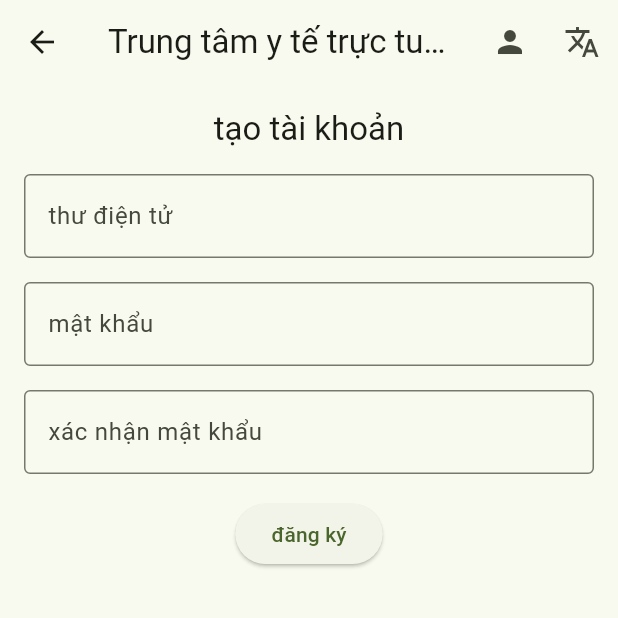
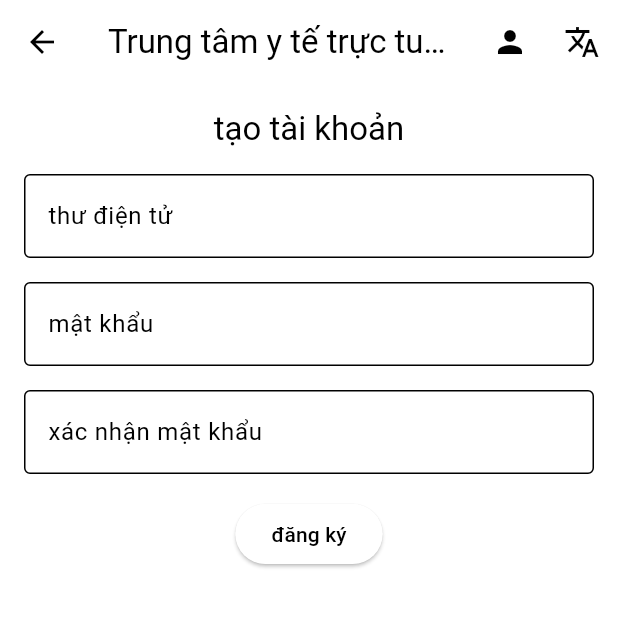
Before and after one commit to DartViet/vinamed2, a Flutter app: the screen it shows after launch, after a tap on "đăng ký", on a phone screen of 412 x 824 dp, the top half of it. Run offline on Flutter 3.47's test engine with Material 3 defaults, Android fonts, the phone set to English and light mode, and no system bars; our stand-ins replace pocketbase; missing offline and left inert: mobile_scanner.

```diff
--- a/lib/goodies/language_service.dart
+++ b/lib/goodies/language_service.dart
@@ -10,86 +10,55 @@ class LanguageService extends ChangeNotifier implements BaseModel {
     return _instance!;
   }
 
-  String _homePage = "";
-  String _userInfo = "";
-  String _healthRecord = "";
-  String _staff = "";
-  String _admin = "";
-  String _login = "";
-  String _logout = "";
-  String _email = "";
-  String _password = "";
-  String _signup = "";
-  String _signin = "";
-  String _forgotPassword = "";
-  String _passwordNotCorrect = "";
-  String _welcome = "";
-  String _usernameNotValid = "";
-  String _confirmPassword = '';
-  String _signUp = '';
-  String _signupCreateAccount = '';
-  String _emailNotValid = '';
-  String _passwordNotValid = '';
-  String _confirmPasswordNotValid = '';
-  String _close = '';
-  String _userAccountCreated = '';
-  String _fullName = '';
-  String _cccdNumber = '';
-  String _phoneNumber = '';
-  String _address = '';
-  String _cmndNumber = '';
-  String _dateOfBirth = '';
-  String _dateOfIssue = '';
-  String _placeOfIssue = '';
-  String _gender = '';
-  String _userInfoTitle = '';
-  String _male = '';
-  String _female = '';
-  String _selecteDate = '';
-  String _title = "";
-  String _userInfoScanIDQRCode = '';
-  String _qrscanScanning = '';
-
-  String get homePage => _homePage;
-  String get userInfo => _userInfo;
-  String get healthRecord => _healthRecord;
-  String get staff => _staff;
-  String get admin => _admin;
-  String get login => _login;
-  String get logout => _logout;
-  String get email => _email;
-  String get password => _password;
-  String get signup => _signup;
-  String get signin => _signin;
-  String get forgotPassword => _forgotPassword;
-  String get passwordNotCorrect => _passwordNotCorrect;
-  String get welcome => _welcome;
-  String get usernameNotValid => _usernameNotValid;
-  String get confirmPassword => _confirmPassword;
-  String get signUp => _signUp;
-  String get signupCreateAccount => _signupCreateAccount;
-  String get emailNotValid => _emailNotValid;
-  String get passwordNotValid => _passwordNotValid;
-  String get confirmPasswordNotValid => _confirmPasswordNotValid;
-  String get close => _close;
-  String get userAccountCreated => _userAccountCreated;
-
-  String get fullName => _fullName;
-  String get cccdNumber => _cccdNumber;
-  String get phoneNumber => _phoneNumber;
-  String get address => _address;
-  String get cmndNumber => _cmndNumber;
-  String get dateOfBirth => _dateOfBirth;
-  String get dateOfIssue => _dateOfIssue;
-  String get placeOfIssue => _placeOfIssue;
-  String get gender => _gender;
-  String get userInfoTitle => _userInfoTitle;
-  String get male => _male;
-  String get female => _female;
-  String get selecteDate => _selecteDate;
-  String get title => _title;
-  String get userInfoScanIDQRCode => _userInfoScanIDQRCode;
-  String get qrscanScanning => _qrscanScanning;
+  String homePage = "";
+  String userInfo = "";
+  String healthRecord = "";
+  String staff = "";
+  String admin = "";
+  String login = "";
+  String logout = "";
+  String email = "";
+  String password = "";
+  String signup = "";
+  String signin = "";
+  String forgotPassword = "";
+  String passwordNotCorrect = "";
+  String welcome = "";
+  String usernameNotValid = "";
+  String confirmPassword = '';
+  String signUp = '';
+  String signupCreateAccount = '';
+  String emailNotValid = '';
+  String passwordNotValid = '';
+  String confirmPasswordNotValid = '';
+  String close = '';
+  String userAccountCreated = '';
+  String fullName = '';
+  String cccdNumber = '';
+  String phoneNumber = '';
+  String address = '';
+  String cmndNumber = '';
+  String dateOfBirth = '';
+  String dateOfIssue = '';
+  String placeOfIssue = '';
+  String gender = '';
+  String userInfoTitle = '';
+  String male = '';
+  String female = '';
+  String selecteDate = '';
+  String title = "";
+  String userInfoScanIDQRCode = '';
+  String qrscanScanning = '';
+  String userInfoFullNameNotValid = '';
+  String userInfoPhoneNumberNotValid = '';
+  String userInfoAddressNotValid = '';
+  String userInfoDateOfBirthNotValid = '';
+  String userInfoDateIssuedNotValid = '';
+  String userInfoPlaceIssuedNotValid = '';
+  String userInfoCCCDNotValid = '';
+  String userInfoCMNDNotValid = '';
+  String save = '';
+  String saveSuccess = '';
 
   @override
   Future<void> changeLang(String lang) {
@@ -103,86 +72,109 @@ class LanguageService extends ChangeNotifier implements BaseModel {
   }
 
   Future<void> _changeLang(String lang) async {
-    // This method should be implemented to change the language strings
-    // For example, you can fetch the strings from a localization file or service
-    _userInfo = await LangUtility.getString(LangVar.userInfo, lang);
-    _healthRecord = await LangUtility.getString(LangVar.healthRecord, lang);
-    _staff = await LangUtility.getString(LangVar.staff, lang);
-    _admin = await LangUtility.getString(LangVar.admin, lang);
-    _homePage = await LangUtility.getString(LangVar.homePage, lang);
-    _login = await LangUtility.getString(LangVar.commonLogin, lang);
-    _logout = await LangUtility.getString(LangVar.commonLogout, lang);
-    _email = await LangUtility.getString(LangVar.email, lang);
-    _password = await LangUtility.getString(LangVar.password, lang);
-    _signup = await LangUtility.getString(LangVar.signUp, lang);
-    _signin = await LangUtility.getString(LangVar.signIn, lang);
-    _forgotPassword = await LangUtility.getString(LangVar.forgotPassword, lang);
-    _passwordNotCorrect = await LangUtility.getString(
+    userInfo = await LangUtility.getString(LangVar.userInfo, lang);
+    healthRecord = await LangUtility.getString(LangVar.healthRecord, lang);
+    staff = await LangUtility.getString(LangVar.staff, lang);
+    admin = await LangUtility.getString(LangVar.admin, lang);
+    homePage = await LangUtility.getString(LangVar.homePage, lang);
+    login = await LangUtility.getString(LangVar.commonLogin, lang);
+    logout = await LangUtility.getString(LangVar.commonLogout, lang);
+    email = await LangUtility.getString(LangVar.email, lang);
+    password = await LangUtility.getString(LangVar.password, lang);
+    signup = await LangUtility.getString(LangVar.signUp, lang);
+    signin = await LangUtility.getString(LangVar.signIn, lang);
+    forgotPassword = await LangUtility.getString(LangVar.forgotPassword, lang);
+    passwordNotCorrect = await LangUtility.getString(
       LangVar.passwordNotCorrect,
       lang,
     );
-    _welcome = await LangUtility.getString(LangVar.signinpageWelcome, lang);
-    _usernameNotValid = await LangUtility.getString(
-      LangVar.emailNotValid,
-      lang,
-    );
-    _signUp = await LangUtility.getString(LangVar.signUp, lang);
-    _signupCreateAccount = await LangUtility.getString(
+    welcome = await LangUtility.getString(LangVar.signinpageWelcome, lang);
+    usernameNotValid = await LangUtility.getString(LangVar.emailNotValid, lang);
+    signUp = await LangUtility.getString(LangVar.signUp, lang);
+    signupCreateAccount = await LangUtility.getString(
       LangVar.signupCreateAccount,
       lang,
     );
-    _confirmPassword = await LangUtility.getString(
+    confirmPassword = await LangUtility.getString(
       LangVar.signupConfirmPassword,
       lang,
     );
-    _emailNotValid = await LangUtility.getString(LangVar.emailNotValid, lang);
-    _passwordNotValid = await LangUtility.getString(
+    emailNotValid = await LangUtility.getString(LangVar.emailNotValid, lang);
+    passwordNotValid = await LangUtility.getString(
       LangVar.passwordNotValid,
       lang,
     );
-    _confirmPasswordNotValid = await LangUtility.getString(
+    confirmPasswordNotValid = await LangUtility.getString(
       LangVar.confirmPasswordNotValid,
       lang,
     );
-    _close = await LangUtility.getString(LangVar.close, lang);
-    _userAccountCreated = await LangUtility.getString(
+    close = await LangUtility.getString(LangVar.close, lang);
+    userAccountCreated = await LangUtility.getString(
       LangVar.userAccountCreated,
       lang,
     );
-    _fullName = await LangUtility.getString(LangVar.userInfoFullName, lang);
-    _cccdNumber = await LangUtility.getString(LangVar.userInfoCCCD, lang);
-    _phoneNumber = await LangUtility.getString(
+    fullName = await LangUtility.getString(LangVar.userInfoFullName, lang);
+    cccdNumber = await LangUtility.getString(LangVar.userInfoCCCD, lang);
+    phoneNumber = await LangUtility.getString(
       LangVar.userInfoPhoneNumber,
       lang,
     );
-    _address = await LangUtility.getString(LangVar.userInfoAddress, lang);
-    _cmndNumber = await LangUtility.getString(LangVar.userInfoCMND, lang);
-    _dateOfBirth = await LangUtility.getString(
+    address = await LangUtility.getString(LangVar.userInfoAddress, lang);
+    cmndNumber = await LangUtility.getString(LangVar.userInfoCMND, lang);
+    dateOfBirth = await LangUtility.getString(
       LangVar.userInfoDateOfBirth,
       lang,
     );
-    _dateOfIssue = await LangUtility.getString(
-      LangVar.userInfoDateIssued,
-      lang,
-    );
-    _placeOfIssue = await LangUtility.getString(
+    dateOfIssue = await LangUtility.getString(LangVar.userInfoDateIssued, lang);
+    placeOfIssue = await LangUtility.getString(
       LangVar.userInfoPlaceIssued,
       lang,
     );
-    _gender = await LangUtility.getString(LangVar.userInfoGender, lang);
-    _userInfoTitle = await LangUtility.getString(LangVar.userInfo, lang);
-    _male = await LangUtility.getString(LangVar.male, lang);
-    _female = await LangUtility.getString(LangVar.female, lang);
-    _selecteDate = await LangUtility.getString(
-      LangVar.userInfoSelectDate,
-      lang,
-    );
-    _title = await LangUtility.getString(LangVar.homePage, lang);
-    _userInfoScanIDQRCode = await LangUtility.getString(
+    gender = await LangUtility.getString(LangVar.userInfoGender, lang);
+    userInfoTitle = await LangUtility.getString(LangVar.userInfo, lang);
+    male = await LangUtility.getString(LangVar.male, lang);
+    female = await LangUtility.getString(LangVar.female, lang);
+    selecteDate = await LangUtility.getString(LangVar.userInfoSelectDate, lang);
+    title = await LangUtility.getString(LangVar.homePage, lang);
+    userInfoScanIDQRCode = await LangUtility.getString(
       LangVar.userInfoScanIDQRCode,
       lang,
     );
-    _qrscanScanning = await LangUtility.getString(LangVar.qrscanScanning, lang);
+    qrscanScanning = await LangUtility.getString(LangVar.qrscanScanning, lang);
+    userInfoFullNameNotValid = await LangUtility.getString(
+      LangVar.userInfoFullNameNotValid,
+      lang,
+    );
+    userInfoPhoneNumberNotValid = await LangUtility.getString(
+      LangVar.userInfoPhoneNumberNotValid,
+      lang,
+    );
+    userInfoAddressNotValid = await LangUtility.getString(
+      LangVar.userInfoAddressNotValid,
+      lang,
+    );
+    userInfoDateOfBirthNotValid = await LangUtility.getString(
+      LangVar.userInfoDateOfBirthNotValid,
+      lang,
+    );
+    userInfoDateIssuedNotValid = await LangUtility.getString(
+      LangVar.userInfoDateIssuedNotValid,
+      lang,
+    );
+    userInfoPlaceIssuedNotValid = await LangUtility.getString(
+      LangVar.userInfoPlaceIssuedNotValid,
+      lang,
+    );
+    userInfoCCCDNotValid = await LangUtility.getString(
+      LangVar.userInfoCCCDNotValid,
+      lang,
+    );
+    userInfoCMNDNotValid = await LangUtility.getString(
+      LangVar.userInfoCMNDNotValid,
+      lang,
+    );
+    save = await LangUtility.getString(LangVar.save, lang);
+    saveSuccess = await LangUtility.getString(LangVar.saveSuccess, lang);
 
     notifyListeners();
   }
--- a/lib/l10n/langvar.dart
+++ b/lib/l10n/langvar.dart
@@ -77,4 +77,17 @@ class LangVar {
   static const String userInfoSelectDate = "userInfoSelectDate";
   static const String userInfoScanIDQRCode = "userInfoScanIDQRCode";
   static const String qrscanScanning = "qrscanScanning";
+  static const String userInfoFullNameNotValid = "userInfoFullNameNotValid";
+  static const String userInfoPhoneNumberNotValid =
+      "userInfoPhoneNumberNotValid";
+  static const String userInfoAddressNotValid = "userInfoAddressNotValid";
+  static const String userInfoDateOfBirthNotValid =
+      "userInfoDateOfBirthNotValid";
+  static const String userInfoDateIssuedNotValid = "userInfoDateIssuedNotValid";
+  static const String userInfoPlaceIssuedNotValid =
+      "userInfoPlaceIssuedNotValid";
+  static const String userInfoCCCDNotValid = "userInfoCCCDNotValid";
+  static const String userInfoCMNDNotValid = "userInfoCMNDNotValid";
+  static const String saveSuccess = "saveSuccess";
+  static const String save = "save";
 }
--- a/lib/main.dart
+++ b/lib/main.dart
@@ -8,6 +8,18 @@ import 'package:ltdmed/pages/qr_scan/qr_scan.dart';
 import 'package:ltdmed/pages/user_id/login/login.dart';
 import 'package:ltdmed/pages/user_id/sign_up/sign_up.dart';
 import 'package:ltdmed/pages/user_info/user_info.dart';
+
+const lightColorScheme = ColorScheme(
+  brightness: Brightness.light,
+  primary: Colors.black, // Or a light shade like Colors.grey[200]
+  onPrimary: Colors.white, // Text/icons on primary
+  secondary: Colors.white,
+  onSecondary: Colors.black,
+  error: Colors.red,
+  onError: Colors.white,
+  surface: Colors.white,
+  onSurface: Colors.black,
+);
 
 void main() async {
   WidgetsFlutterBinding.ensureInitialized();
@@ -25,9 +37,7 @@ class MyApp extends StatelessWidget {
     return MaterialApp(
       title: "Vinamed - 07SI",
       debugShowCheckedModeBanner: false,
-      theme: ThemeData(
-        colorScheme: ColorScheme.fromSeed(seedColor: Colors.lightGreen),
-      ),
+      theme: ThemeData(colorScheme: lightColorScheme),
       home: Login(),
       routes: <String, WidgetBuilder>{
         NamedRoutes.home: (BuildContext context) => HomePage(),
```
Also changed, not shown: assets/lang.json (+50 -0 lines), lib/goodies/server_ip.dart (+14 -2 lines), lib/models/user/user_profile_model.dart (+5 -2 lines), lib/pages/user_id/login/login.dart (+5 -6 lines), lib/pages/user_id/sign_up/sign_up.dart (+4 -9 lines), lib/pages/user_info/user_info.dart (+98 -18 lines), lib/widgets/fsnackbar.dart (added, +11 -0 lines), .github/workflows/build.yaml (added).
